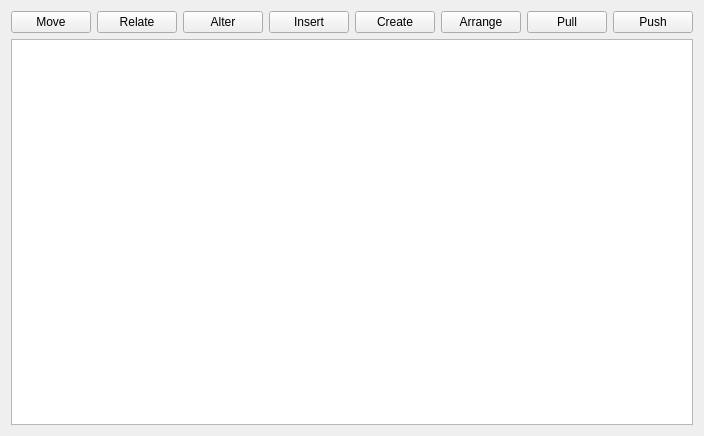
First picture: the form in src/schema2/schema2view.ui, repository mugiseyebrows/mugi-query, before the edit.
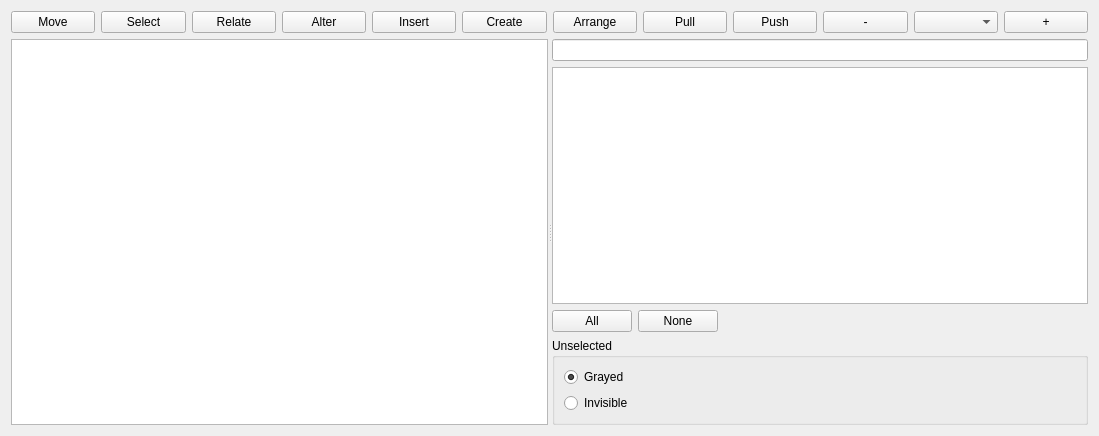
Second picture: the form after the edit.

Commit message: findJoin, select tables, zoom, odbc relations

```diff
--- a/src/schema2/schema2view.ui
+++ b/src/schema2/schema2view.ui
@@ -6,14 +6,14 @@
    <rect>
     <x>0</x>
     <y>0</y>
-    <width>617</width>
+    <width>1099</width>
     <height>436</height>
    </rect>
   </property>
   <property name="windowTitle">
    <string>Form</string>
   </property>
-  <layout class="QVBoxLayout" name="verticalLayout">
+  <layout class="QVBoxLayout" name="verticalLayout_3">
    <item>
     <layout class="QHBoxLayout" name="horizontalLayout">
      <item>
@@ -26,6 +26,16 @@
        </property>
       </widget>
      </item>
+     <item>
+      <widget class="QPushButton" name="select">
+       <property name="text">
+        <string>Select</string>
+       </property>
+       <property name="checkable">
+        <bool>true</bool>
+       </property>
+      </widget>
+     </item>
      <item>
       <widget class="QPushButton" name="relate">
        <property name="text">
@@ -84,10 +94,99 @@
        </property>
       </widget>
      </item>
+     <item>
+      <widget class="QPushButton" name="zoomOut">
+       <property name="text">
+        <string>-</string>
+       </property>
+      </widget>
+     </item>
+     <item>
+      <widget class="QComboBox" name="scale"/>
+     </item>
+     <item>
+      <widget class="QPushButton" name="zoomIn">
+       <property name="text">
+        <string>+</string>
+       </property>
+      </widget>
+     </item>
     </layout>
    </item>
    <item>
-    <widget class="QGraphicsView" name="view"/>
+    <widget class="QSplitter" name="splitter">
+     <property name="orientation">
+      <enum>Qt::Horizontal</enum>
+     </property>
+     <widget class="QGraphicsView" name="view"/>
+     <widget class="QWidget" name="layoutWidget">
+      <layout class="QVBoxLayout" name="verticalLayout_2">
+       <item>
+        <widget class="QLineEdit" name="filterLine"/>
+       </item>
+       <item>
+        <widget class="QListView" name="filterView"/>
+       </item>
+       <item>
+        <layout class="QHBoxLayout" name="horizontalLayout_2">
+         <item>
+          <widget class="QPushButton" name="checkAll">
+           <property name="text">
+            <string>All</string>
+           </property>
+          </widget>
+         </item>
+         <item>
+          <widget class="QPushButton" name="uncheckAll">
+           <property name="text">
+            <string>None</string>
+           </property>
+          </widget>
+         </item>
+         <item>
+          <spacer name="horizontalSpacer">
+           <property name="orientation">
+            <enum>Qt::Horizontal</enum>
+           </property>
+           <property name="sizeHint" stdset="0">
+            <size>
+             <width>40</width>
+             <height>20</height>
+            </size>
+           </property>
+          </spacer>
+         </item>
+        </layout>
+       </item>
+       <item>
+        <widget class="QGroupBox" name="groupBox">
+         <property name="title">
+          <string>Unselected</string>
+         </property>
+         <layout class="QVBoxLayout" name="verticalLayout">
+          <item>
+           <widget class="QRadioButton" name="grayed">
+            <property name="text">
+             <string>Grayed</string>
+            </property>
+            <property name="checked">
+             <bool>true</bool>
+            </property>
+           </widget>
+          </item>
+          <item>
+           <widget class="QRadioButton" name="invisible">
+            <property name="text">
+             <string>Invisible</string>
+            </property>
+           </widget>
+          </item>
+         </layout>
+        </widget>
+       </item>
+      </layout>
+     </widget>
+    </widget>
    </item>
   </layout>
  </widget>
```
The commit also changes 16 other files.
